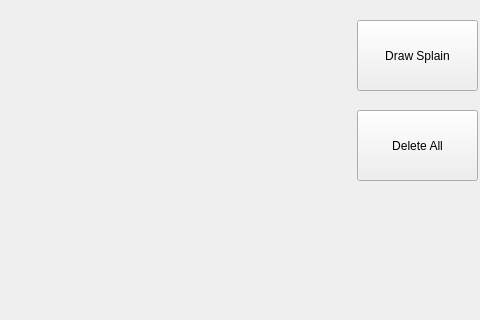
nosugartea/CompGraph, file Lab02/forms/mainwindow.ui: the form before one commit; both pictures show x 443 to 923 and y 0 to 320 of the 923 by 600 pixel window.
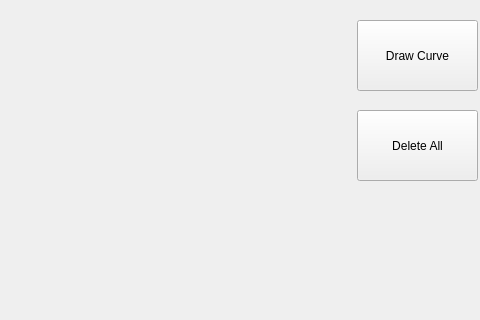
The form after the commit.

Commit message: curve by 4 point

The edit to the form file:
```diff
--- a/Lab02/forms/mainwindow.ui
+++ b/Lab02/forms/mainwindow.ui
@@ -35,7 +35,7 @@
      </rect>
     </property>
     <property name="text">
-     <string>Draw Splain</string>
+     <string>Draw Curve</string>
     </property>
    </widget>
    <widget class="QPushButton" name="cleanButton">
```
The commit also changes 2 other files.
